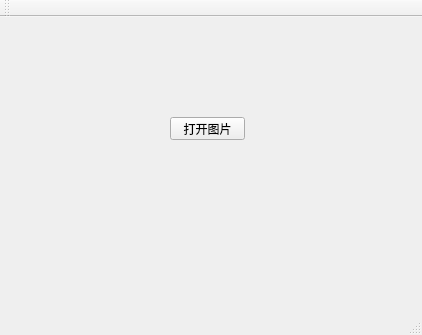
This is mainwindow.ui in dszhengyu/lj as Qt 5 draws it before an edit. The edited form follows.
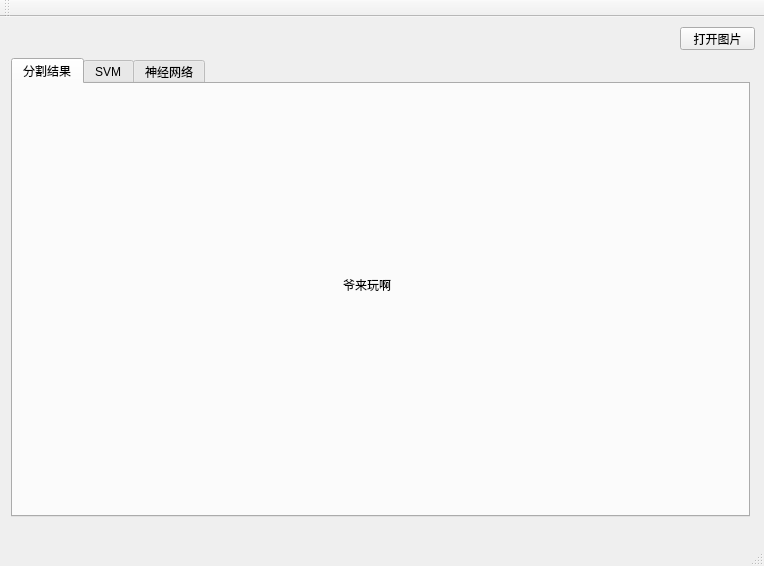
This is the edited form.

Diff of the .ui file:
```diff
--- a/mainwindow.ui
+++ b/mainwindow.ui
@@ -6,8 +6,8 @@
    <rect>
     <x>0</x>
     <y>0</y>
-    <width>422</width>
-    <height>335</height>
+    <width>764</width>
+    <height>566</height>
    </rect>
   </property>
   <property name="windowTitle">
@@ -17,8 +17,8 @@
    <widget class="QPushButton" name="pushButton">
     <property name="geometry">
      <rect>
-      <x>170</x>
-      <y>100</y>
+      <x>680</x>
+      <y>10</y>
       <width>75</width>
       <height>23</height>
      </rect>
@@ -27,6 +27,95 @@
      <string>打开图片</string>
     </property>
    </widget>
+   <widget class="QWidget" name="gridLayoutWidget">
+    <property name="geometry">
+     <rect>
+      <x>0</x>
+      <y>30</y>
+      <width>761</width>
+      <height>481</height>
+     </rect>
+    </property>
+    <layout class="QGridLayout" name="gridLayout">
+     <property name="sizeConstraint">
+      <enum>QLayout::SetNoConstraint</enum>
+     </property>
+     <item row="0" column="0">
+      <widget class="QTabWidget" name="tabWidget">
+       <property name="currentIndex">
+        <number>0</number>
+       </property>
+       <widget class="QWidget" name="tab_3">
+        <attribute name="title">
+         <string>分割结果</string>
+        </attribute>
+        <widget class="QLabel" name="label">
+         <property name="geometry">
+          <rect>
+           <x>3</x>
+           <y>1</y>
+           <width>751</width>
+           <height>451</height>
+          </rect>
+         </property>
+         <property name="text">
+          <string/>
+         </property>
+        </widget>
+        <widget class="QLabel" name="label_4">
+         <property name="geometry">
+          <rect>
+           <x>330</x>
+           <y>150</y>
+           <width>101</width>
+           <height>101</height>
+          </rect>
+         </property>
+         <property name="text">
+          <string>爷来玩啊</string>
+         </property>
+        </widget>
+       </widget>
+       <widget class="QWidget" name="tab_4">
+        <attribute name="title">
+         <string>SVM</string>
+        </attribute>
+        <widget class="QLabel" name="label_2">
+         <property name="geometry">
+          <rect>
+           <x>3</x>
+           <y>1</y>
+           <width>751</width>
+           <height>451</height>
+          </rect>
+         </property>
+         <property name="text">
+          <string/>
+         </property>
+        </widget>
+       </widget>
+       <widget class="QWidget" name="tab_5">
+        <attribute name="title">
+         <string>神经网络</string>
+        </attribute>
+        <widget class="QLabel" name="label_3">
+         <property name="geometry">
+          <rect>
+           <x>3</x>
+           <y>1</y>
+           <width>751</width>
+           <height>451</height>
+          </rect>
+         </property>
+         <property name="text">
+          <string/>
+         </property>
+        </widget>
+       </widget>
+      </widget>
+     </item>
+    </layout>
+   </widget>
   </widget>
   <widget class="QMenuBar" name="menuBar">
    <property name="geometry">
```
Left out of the diff: 2 changed lines with no effect on the pictures.
